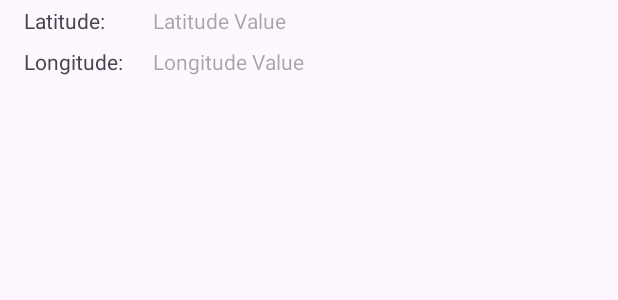
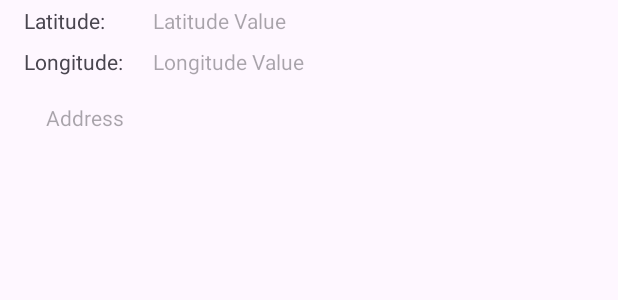
Before and after one commit to ikhsanurasidb/Camera-Location, an Android app: the layout activity_preview.xml on its own in the app's theme, with its tools: preview values and no code run, on a phone screen of 412 x 824 dp. Shown: the top 300 px of the screen. Run offline under Robolectric (Android 15) with nearby library versions, the light colour scheme and no system bars.

Commit message:
Feat: add geocoder for converting coordinate to address

```diff
--- a/app/src/main/java/com/example/camera_location/CameraActivity.java
+++ b/app/src/main/java/com/example/camera_location/CameraActivity.java
@@ -85,7 +85,10 @@ public class CameraActivity extends AppCompatActivity implements View.OnClickLis
 
         preview.setSurfaceProvider(view_finder.getSurfaceProvider());
 
-        imageCapture = new ImageCapture.Builder().setCaptureMode(ImageCapture.CAPTURE_MODE_MINIMIZE_LATENCY).build();
+        imageCapture = new ImageCapture.Builder()
+                .setCaptureMode(ImageCapture.CAPTURE_MODE_MINIMIZE_LATENCY)
+                .build();
+
         cameraProvider.bindToLifecycle((LifecycleOwner) this, cameraSelector, preview, imageCapture);
     }
 
--- a/app/src/main/res/layout/activity_preview.xml
+++ b/app/src/main/res/layout/activity_preview.xml
@@ -46,17 +46,30 @@
         app:layout_constraintStart_toEndOf="@id/longitude"
         app:layout_constraintTop_toBottomOf="@id/latitude" />
 
+    <TextView
+        android:id="@+id/address"
+        android:layout_width="wrap_content"
+        android:layout_height="wrap_content"
+        android:hint="@string/address"
+        android:paddingLeft="15dp"
+        app:layout_constraintBottom_toBottomOf="parent"
+        app:layout_constraintEnd_toEndOf="parent"
+        app:layout_constraintHorizontal_bias="0.045"
+        app:layout_constraintStart_toStartOf="parent"
+        app:layout_constraintTop_toTopOf="@+id/latitude"
+        app:layout_constraintVertical_bias="0.081" />
+
     <ImageView
         android:id="@+id/resultPreview"
-        android:layout_width="0dp"
-        android:layout_height="0dp"
+        android:layout_width="423dp"
+        android:layout_height="527dp"
         android:layout_marginTop="60dp"
+        android:contentDescription="@string/desc_preview"
         android:scaleType="fitCenter"
         app:layout_constraintBottom_toTopOf="@id/buttonLayout"
         app:layout_constraintEnd_toEndOf="parent"
         app:layout_constraintStart_toStartOf="parent"
-        app:layout_constraintTop_toTopOf="parent"
-        android:contentDescription="@string/desc_preview" />
+        app:layout_constraintTop_toTopOf="parent" />
 
     <LinearLayout
         android:id="@+id/buttonLayout"
--- a/app/src/main/res/values/strings.xml
+++ b/app/src/main/res/values/strings.xml
@@ -8,4 +8,5 @@
     <string name="latitude">Latitude: </string>
     <string name="longitude">Longitude: </string>
     <string name="btnDelete">Delete</string>
+    <string name="address">Address</string>
 </resources>
```
Also changed, not shown: app/src/main/java/com/example/camera_location/PhotoAdapter.java (+16 -1 lines), app/src/main/java/com/example/camera_location/PreviewActivity.java (+23 -6 lines).
